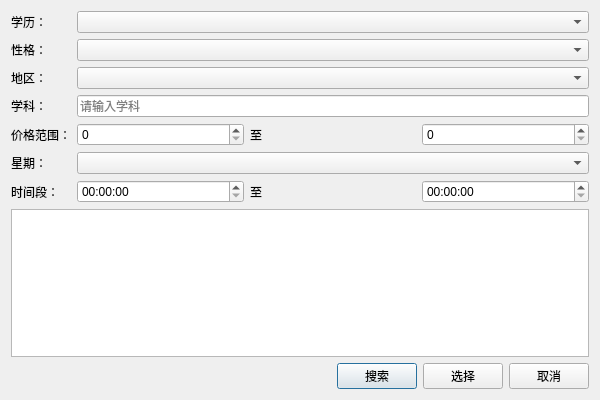
This is ui/matchingdialog.ui in Pluto-R/SMART_CMS as Qt 5 draws it before an edit. The edited form follows.
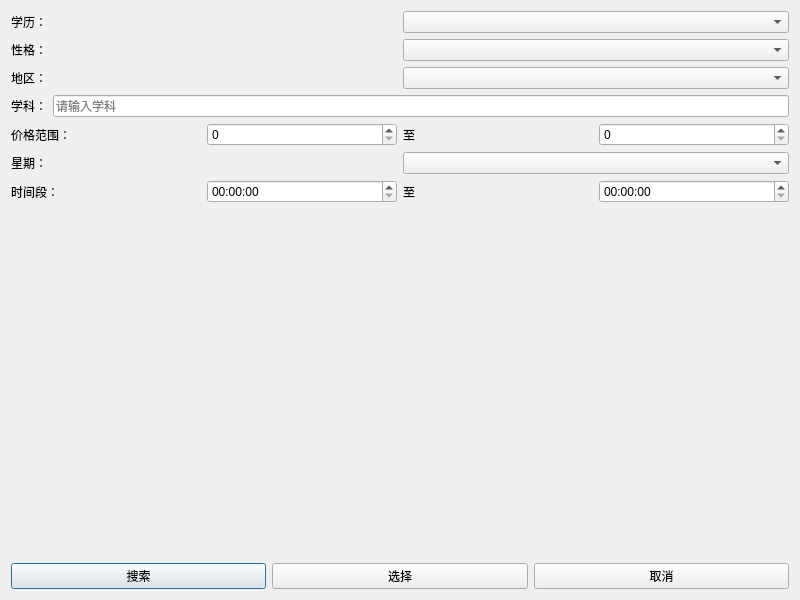
This is the edited form.

```diff
--- a/ui/matchingdialog.ui
+++ b/ui/matchingdialog.ui
@@ -6,8 +6,8 @@
    <rect>
     <x>0</x>
     <y>0</y>
-    <width>600</width>
-    <height>400</height>
+    <width>800</width>
+    <height>600</height>
    </rect>
   </property>
   <property name="windowTitle">
@@ -15,60 +15,74 @@
   </property>
   <layout class="QVBoxLayout" name="verticalLayout">
    <item>
-    <layout class="QFormLayout" name="formLayout">
-     <item row="0" column="0">
+    <layout class="QHBoxLayout" name="horizontalLayout">
+     <item>
       <widget class="QLabel" name="educationLabel">
        <property name="text">
         <string>学历：</string>
        </property>
       </widget>
      </item>
-     <item row="0" column="1">
+     <item>
       <widget class="QComboBox" name="educationComboBox"/>
      </item>
-     <item row="1" column="0">
+    </layout>
+   </item>
+   <item>
+    <layout class="QHBoxLayout" name="horizontalLayout_2">
+     <item>
       <widget class="QLabel" name="characterLabel">
        <property name="text">
         <string>性格：</string>
        </property>
       </widget>
      </item>
-     <item row="1" column="1">
+     <item>
       <widget class="QComboBox" name="characterComboBox"/>
      </item>
-     <item row="2" column="0">
-      <widget class="QLabel" name="districtLabel">
+    </layout>
+   </item>
+   <item>
+    <layout class="QHBoxLayout" name="horizontalLayout_3">
+     <item>
+      <widget class="QLabel" name="locationLabel">
        <property name="text">
         <string>地区：</string>
        </property>
       </widget>
      </item>
-     <item row="2" column="1">
-      <widget class="QComboBox" name="districtComboBox"/>
+     <item>
+      <widget class="QComboBox" name="locationComboBox"/>
      </item>
-     <item row="3" column="0">
+    </layout>
+   </item>
+   <item>
+    <layout class="QHBoxLayout" name="horizontalLayout_4">
+     <item>
       <widget class="QLabel" name="subjectLabel">
        <property name="text">
         <string>学科：</string>
        </property>
       </widget>
      </item>
-     <item row="3" column="1">
+     <item>
       <widget class="QLineEdit" name="subjectLineEdit">
        <property name="placeholderText">
         <string>请输入学科</string>
        </property>
       </widget>
      </item>
-     <item row="4" column="0">
+    </layout>
+   </item>
+   <item>
+    <layout class="QHBoxLayout" name="horizontalLayout_5">
+     <item>
       <widget class="QLabel" name="priceLabel">
        <property name="text">
         <string>价格范围：</string>
        </property>
       </widget>
      </item>
-     <item row="4" column="1">
-      <layout class="QHBoxLayout" name="priceLayout">
        <item>
         <widget class="QSpinBox" name="priceMinSpinBox">
          <property name="minimum">
@@ -80,7 +94,7 @@
         </widget>
        </item>
        <item>
-        <widget class="QLabel" name="priceToLabel">
+      <widget class="QLabel" name="toLabel">
          <property name="text">
           <string>至</string>
          </property>
@@ -98,30 +112,34 @@
        </item>
       </layout>
      </item>
-     <item row="5" column="0">
+   <item>
+    <layout class="QHBoxLayout" name="horizontalLayout_6">
+     <item>
       <widget class="QLabel" name="weekdayLabel">
        <property name="text">
         <string>星期：</string>
        </property>
       </widget>
      </item>
-     <item row="5" column="1">
+     <item>
       <widget class="QComboBox" name="weekdayComboBox"/>
      </item>
-     <item row="6" column="0">
+    </layout>
+   </item>
+   <item>
+    <layout class="QHBoxLayout" name="horizontalLayout_7">
+     <item>
       <widget class="QLabel" name="timeLabel">
        <property name="text">
         <string>时间段：</string>
        </property>
       </widget>
      </item>
-     <item row="6" column="1">
-      <layout class="QHBoxLayout" name="timeLayout">
        <item>
         <widget class="QTimeEdit" name="startTimeEdit"/>
        </item>
        <item>
-        <widget class="QLabel" name="timeToLabel">
+      <widget class="QLabel" name="toLabel_2">
          <property name="text">
           <string>至</string>
          </property>
@@ -132,27 +150,22 @@
        </item>
       </layout>
      </item>
-    </layout>
-   </item>
    <item>
-    <widget class="QListWidget" name="teachersListWidget"/>
-   </item>
-   <item>
-    <layout class="QHBoxLayout" name="buttonLayout">
-     <item>
-      <spacer name="horizontalSpacer">
+    <spacer name="verticalSpacer">
        <property name="orientation">
-        <enum>Qt::Horizontal</enum>
+      <enum>Qt::Vertical</enum>
        </property>
        <property name="sizeHint">
         <size>
-         <width>40</width>
-         <height>20</height>
+       <width>20</width>
+       <height>40</height>
         </size>
        </property>
       </spacer>
      </item>
      <item>
+    <layout class="QHBoxLayout" name="horizontalLayout_8">
+     <item>
       <widget class="QPushButton" name="searchButton">
        <property name="text">
         <string>搜索</string>
```
Left out of the diff: 8 changed lines with no effect on the pictures. Lines whose indentation alone changed are shown as unchanged.
